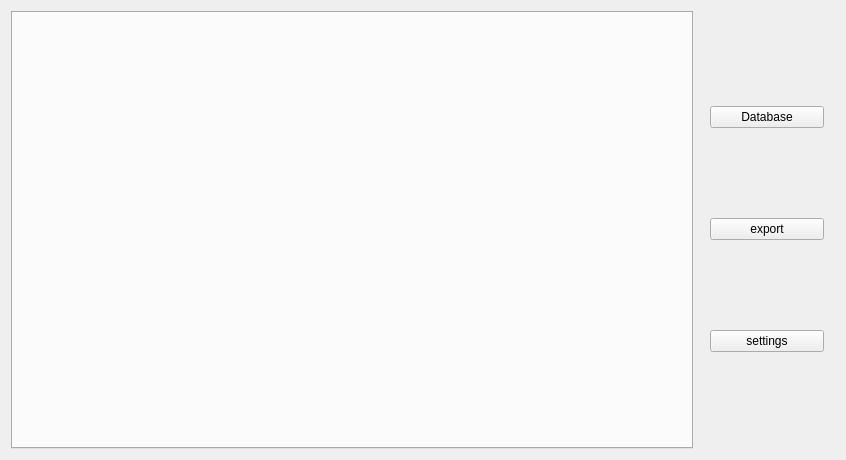
Trother555/ConverTable, file mainwindow.ui: the form before one commit.
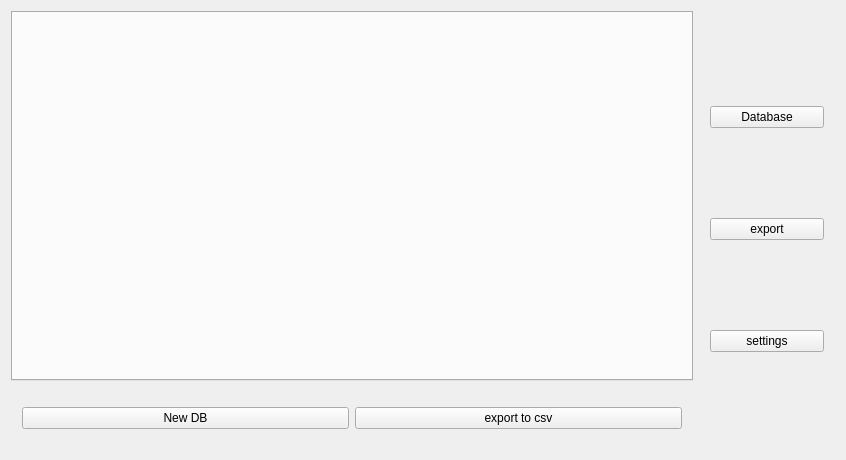
The form after the commit. Custom widgets are drawn as their Qt base class.

```diff
--- a/mainwindow.ui
+++ b/mainwindow.ui
@@ -48,6 +48,12 @@
           <number>0</number>
          </property>
          <widget class="QWidget" name="tables">
+          <property name="sizePolicy">
+           <sizepolicy hsizetype="Preferred" vsizetype="Preferred">
+            <horstretch>0</horstretch>
+            <verstretch>0</verstretch>
+           </sizepolicy>
+          </property>
           <layout class="QGridLayout" name="gridLayout_2">
            <property name="leftMargin">
             <number>0</number>
@@ -65,13 +71,66 @@
             <number>0</number>
            </property>
            <item row="0" column="0">
-            <widget class="DbTablesView" name="tabWidget">
-             <property name="styleSheet">
-              <string notr="true"/>
-             </property>
-             <property name="currentIndex">
-              <number>-1</number>
-             </property>
+            <widget class="QWidget" name="widget_3" native="true">
+             <layout class="QVBoxLayout" name="verticalLayout_2">
+              <property name="leftMargin">
+               <number>0</number>
+              </property>
+              <property name="topMargin">
+               <number>0</number>
+              </property>
+              <property name="rightMargin">
+               <number>0</number>
+              </property>
+              <property name="bottomMargin">
+               <number>0</number>
+              </property>
+              <item>
+               <widget class="DbTablesView" name="tabWidget">
+                <property name="sizePolicy">
+                 <sizepolicy hsizetype="Expanding" vsizetype="Expanding">
+                  <horstretch>0</horstretch>
+                  <verstretch>6</verstretch>
+                 </sizepolicy>
+                </property>
+                <property name="styleSheet">
+                 <string notr="true"/>
+                </property>
+                <property name="currentIndex">
+                 <number>-1</number>
+                </property>
+               </widget>
+              </item>
+              <item>
+               <widget class="QWidget" name="widget_4" native="true">
+                <property name="sizePolicy">
+                 <sizepolicy hsizetype="Preferred" vsizetype="Preferred">
+                  <horstretch>0</horstretch>
+                  <verstretch>1</verstretch>
+                 </sizepolicy>
+                </property>
+                <layout class="QGridLayout" name="gridLayout_3">
+                 <item row="0" column="0">
+                  <widget class="QPushButton" name="pushButton_4">
+                   <property name="styleSheet">
+                    <string notr="true"/>
+                   </property>
+                   <property name="text">
+                    <string>New DB</string>
+                   </property>
+                  </widget>
+                 </item>
+                 <item row="0" column="1">
+                  <widget class="QPushButton" name="pushButton_5">
+                   <property name="text">
+                    <string>export to csv</string>
+                   </property>
+                  </widget>
+                 </item>
+                </layout>
+               </widget>
+              </item>
+             </layout>
             </widget>
            </item>
           </layout>
```
